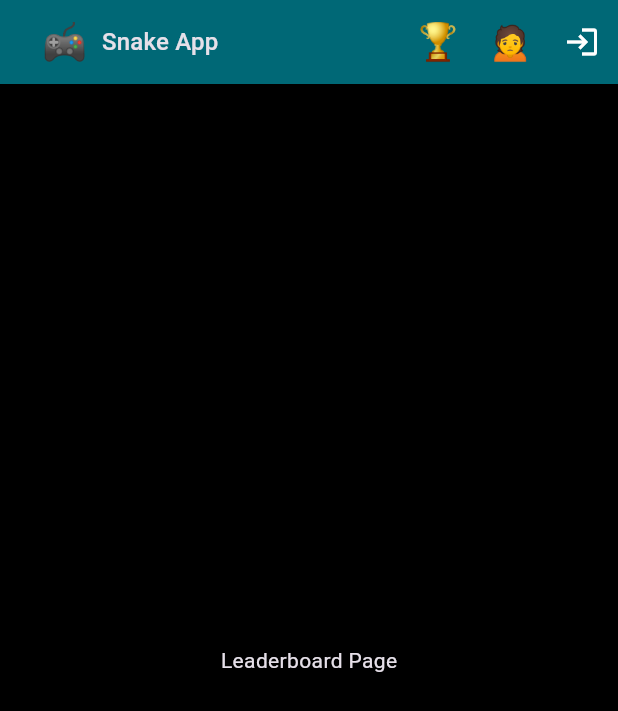
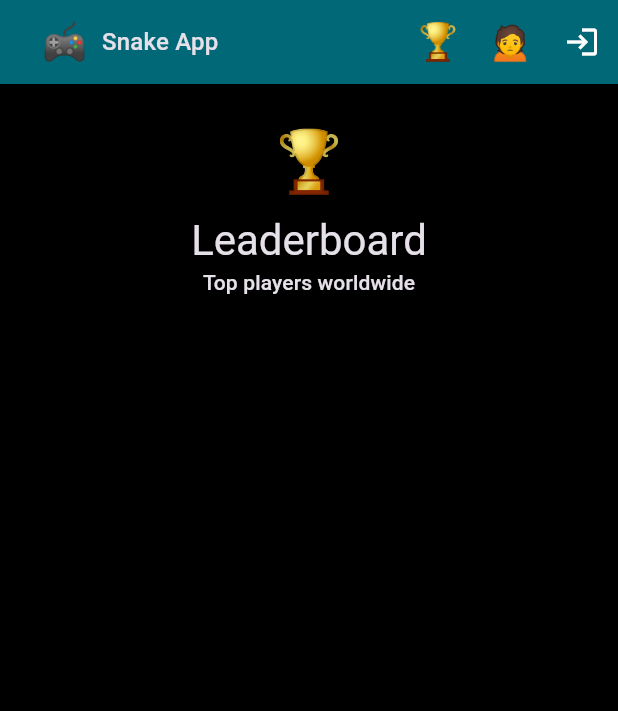
Before and after one commit to chingalo-family/snake-app, a Flutter app: the Leaderboard screen opened directly, on a phone screen of 412 x 824 dp. Shown: the top 711 px of the screen. Run offline on Flutter 3.47's test engine with Material 3 defaults, Android fonts, the phone set to English and light mode, and no system bars; our stand-ins replace flutter_svg, fluttertoast, shared_preferences, sqflite; missing offline and left inert: dhis2_dart_utils, mailer; accounts and stored records are empty.

Commit message:
feat: imoplementing UI for the leaderboard

```diff
--- a/lib/modules/leaderboard/leaderboard.dart
+++ b/lib/modules/leaderboard/leaderboard.dart
@@ -1,5 +1,10 @@
 import 'package:flutter/material.dart';
+import 'package:provider/provider.dart';
+import 'package:snake_app/core/app_state/game_score_state/game_score_state.dart';
 import 'package:snake_app/core/components/app_bar_container.dart';
+import 'package:snake_app/core/constants/icon_reference.dart';
+import 'package:snake_app/core/models/game_score.dart';
+import 'package:snake_app/modules/leaderboard/components/game_score_card.dart';
 
 class Leaderboard extends StatelessWidget {
   const Leaderboard({super.key});
@@ -8,9 +13,48 @@ class Leaderboard extends StatelessWidget {
   Widget build(BuildContext context) {
     return Scaffold(
       appBar: AppBarContainer(),
-      body: Container(
-        margin: const EdgeInsets.all(16.0),
-        child: const Center(child: Text('Leaderboard Page')),
+      body: Consumer<GameScoreState>(
+        builder: (context, gameScoreState, child) {
+          bool isLoading = gameScoreState.isLoading;
+          List<GameScore> gameScores = gameScoreState.gameScores;
+          return isLoading
+              ? const Center(child: CircularProgressIndicator())
+              : SingleChildScrollView(
+                  child: Container(
+                    width: double.infinity,
+                    padding: const EdgeInsets.all(16.0),
+                    margin: const EdgeInsets.symmetric(vertical: 10.0),
+                    child: Column(
+                      children: [
+                        Text(
+                          IconReference.trophy,
+                          style: Theme.of(
+                            context,
+                          ).textTheme.headlineLarge?.copyWith(fontSize: 40.0),
+                        ),
+                        const SizedBox(height: 10.0),
+                        Text(
+                          "Leaderboard",
+                          style: Theme.of(context).textTheme.headlineMedium,
+                        ),
+                        Text(
+                          "Top players worldwide",
+                          style: Theme.of(context).textTheme.titleSmall,
+                        ),
+                        const SizedBox(height: 15.0),
+                        ...gameScores.map((GameScore gameScore) {
+                          int index = gameScores.indexOf(gameScore);
+                          int rank = index + 1;
+                          return GameScoreCard(
+                            rank: rank,
+                            gameScore: gameScore,
+                          );
+                        }),
+                      ],
+                    ),
+                  ),
+                );
+        },
       ),
     );
   }
```
